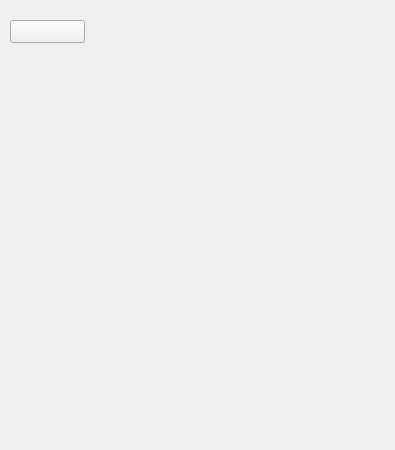
Qt form src/MainWin.ui (yxingqin/CulcaMaid) before a commit.
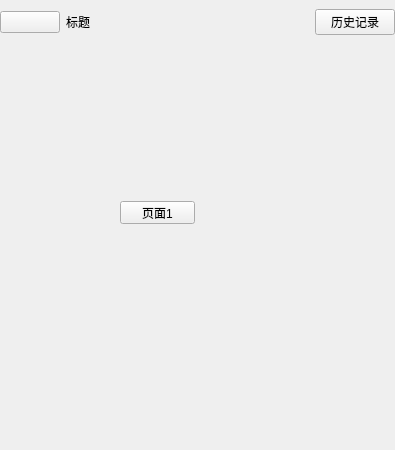
The same form after that commit. Icons and pictures are not drawn.

Patch:
```diff
--- a/src/MainWin.ui
+++ b/src/MainWin.ui
@@ -14,14 +14,22 @@
    <string>MainWin</string>
   </property>
   <widget class="QWidget" name="centralwidget">
+   <layout class="QVBoxLayout" name="verticalLayout">
+    <property name="leftMargin">
+     <number>0</number>
+    </property>
+    <property name="rightMargin">
+     <number>0</number>
+    </property>
+    <item>
+     <layout class="QHBoxLayout" name="horizontalLayout">
+      <item>
    <widget class="QPushButton" name="btn_popMune">
-    <property name="geometry">
-     <rect>
-      <x>10</x>
-      <y>20</y>
-      <width>75</width>
-      <height>23</height>
-     </rect>
+        <property name="minimumSize">
+         <size>
+          <width>60</width>
+          <height>0</height>
+         </size>
     </property>
     <property name="text">
      <string/>
@@ -35,6 +43,74 @@
      <bool>false</bool>
     </property>
    </widget>
+      </item>
+      <item>
+       <widget class="QLabel" name="lbl_title">
+        <property name="text">
+         <string>标题</string>
+        </property>
+       </widget>
+      </item>
+      <item>
+       <spacer name="horizontalSpacer">
+        <property name="orientation">
+         <enum>Qt::Horizontal</enum>
+        </property>
+        <property name="sizeHint" stdset="0">
+         <size>
+          <width>40</width>
+          <height>20</height>
+         </size>
+        </property>
+       </spacer>
+      </item>
+      <item>
+       <widget class="QPushButton" name="btn_history">
+        <property name="text">
+         <string>历史记录</string>
+        </property>
+       </widget>
+      </item>
+     </layout>
+    </item>
+    <item>
+     <widget class="QStackedWidget" name="stackedWidget">
+      <property name="currentIndex">
+       <number>0</number>
+      </property>
+      <widget class="QWidget" name="page">
+       <widget class="QPushButton" name="pushButton">
+        <property name="geometry">
+         <rect>
+          <x>120</x>
+          <y>160</y>
+          <width>75</width>
+          <height>23</height>
+         </rect>
+        </property>
+        <property name="text">
+         <string>页面1</string>
+        </property>
+       </widget>
+      </widget>
+      <widget class="QWidget" name="page_2">
+       <widget class="QPushButton" name="pushButton_2">
+        <property name="geometry">
+         <rect>
+          <x>120</x>
+          <y>140</y>
+          <width>75</width>
+          <height>23</height>
+         </rect>
+        </property>
+        <property name="text">
+         <string>页面2</string>
+        </property>
+       </widget>
+      </widget>
+     </widget>
+    </item>
+   </layout>
   </widget>
  </widget>
  <resources>
```
Lines whose indentation alone changed are shown as unchanged.
